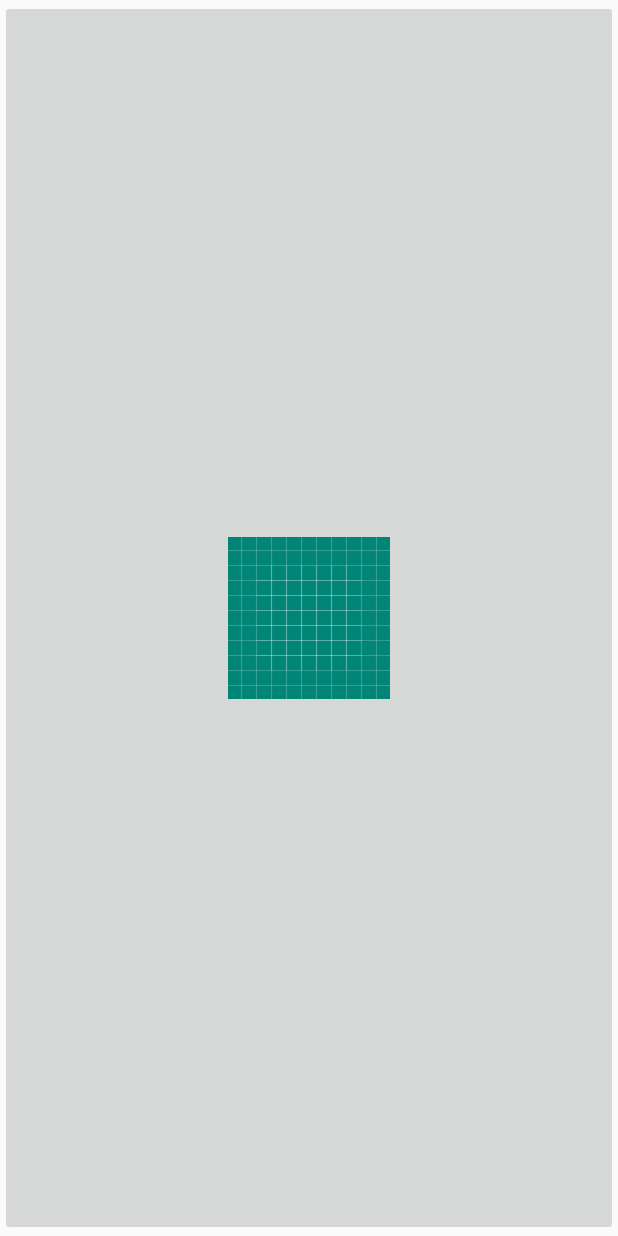
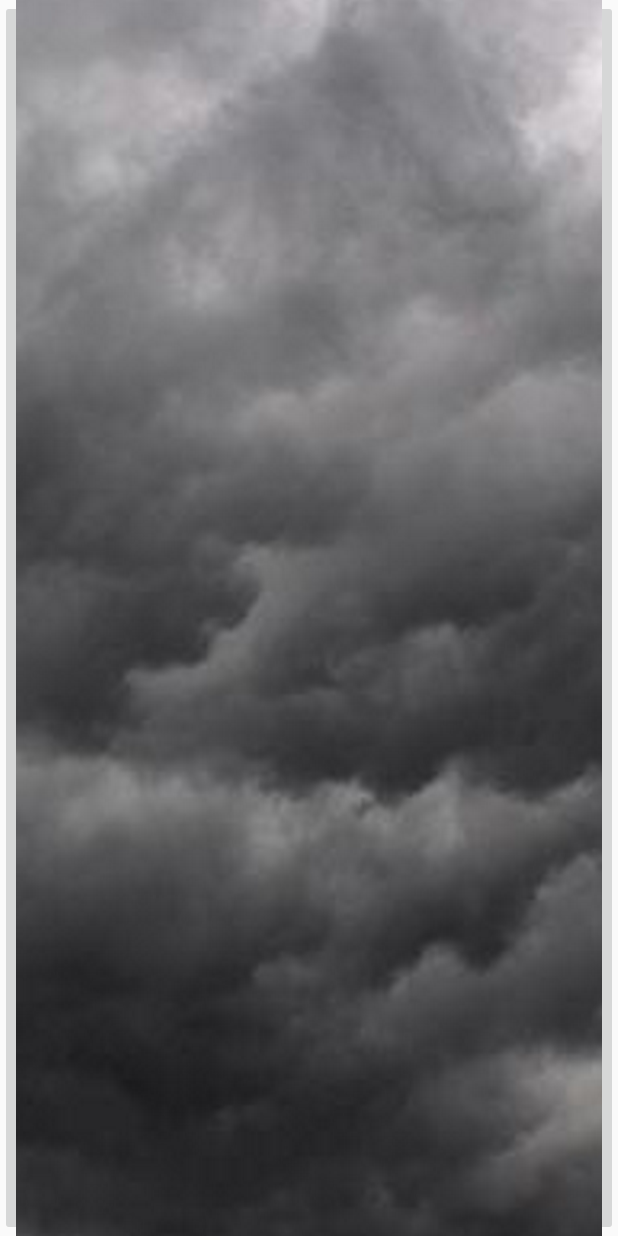
Before and after one commit to smithcg1/CPSC581Project1Sensor, an Android app: the screen it shows after launch (MainActivity), on a phone screen of 412 x 824 dp. Run offline under Robolectric (Android 15) with nearby library versions, the phone set to English and light mode, and no system bars.

Commit message:
Final product

```diff
--- a/app/src/main/res/layout/activity_main.xml
+++ b/app/src/main/res/layout/activity_main.xml
@@ -12,5 +12,5 @@
         android:layout_height="match_parent"
         app:layout_constraintStart_toStartOf="parent"
         app:layout_constraintTop_toTopOf="parent"
-        app:srcCompat="@drawable/ic_launcher_background" />
+        app:srcCompat="@drawable/mist" />
 </android.support.constraint.ConstraintLayout>
```
Also changed, not shown: app/src/main/java/com/cs/cpsc581project1sensor/MainActivity.java (+15 -4 lines), app/src/main/res/drawable-xxxhdpi/mist.png (added).
